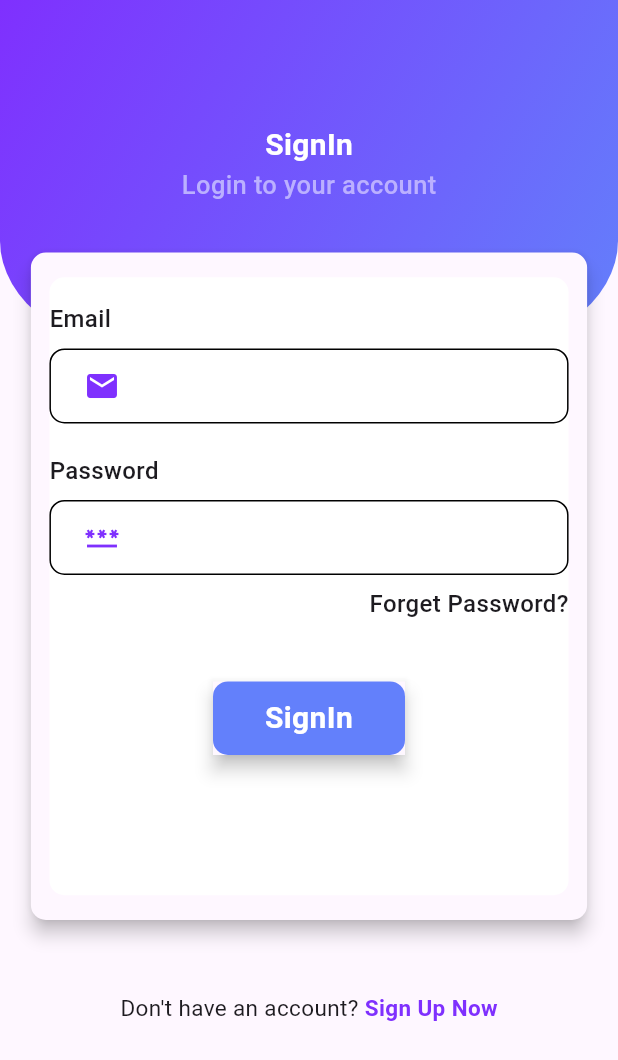
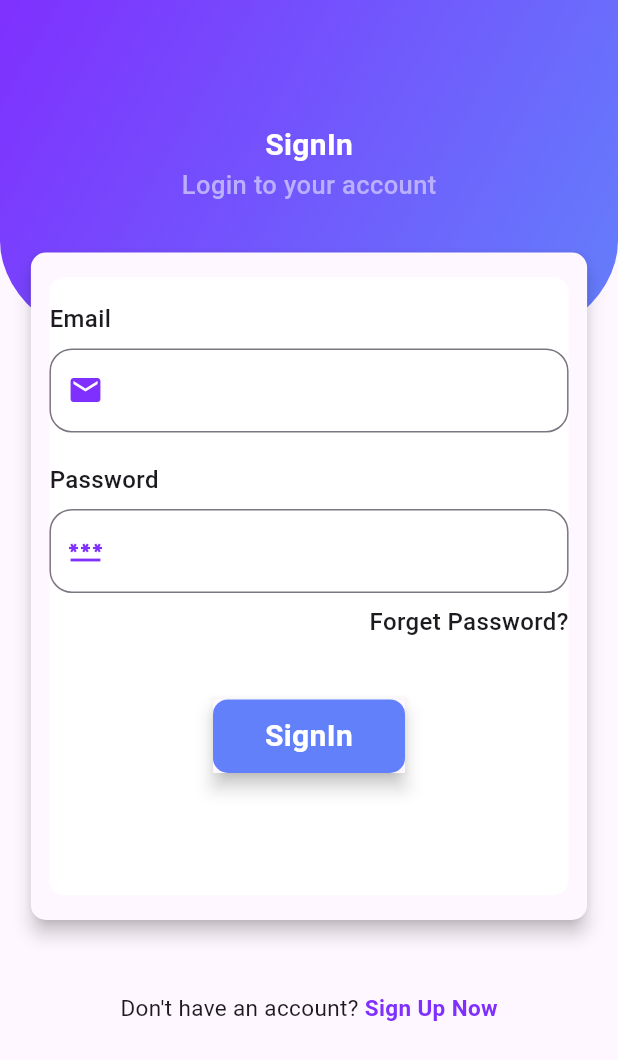
Before and after one commit to Ajaykumaryadav-Aj/chat_x, a Flutter app: the screen it shows after launch, on a phone screen of 412 x 824 dp. Shown: the top 1060 px of the screen. Run offline on Flutter 3.47's test engine with Material 3 defaults, Android fonts, the phone set to English and light mode, and no system bars; our stand-ins replace cloud_firestore, firebase_auth, firebase_core, random_string, shared_preferences; accounts and stored records are empty.

Commit message:
update ui

```diff
--- a/lib/main.dart
+++ b/lib/main.dart
@@ -1,8 +1,6 @@
 import 'package:chat_x/screens/home.dart';
-import 'package:chat_x/screens/sign_up.dart';
 import 'package:chat_x/screens/signin.dart';
 import 'package:chat_x/service/auth.dart';
-import 'package:chat_x/widgets/chatroomlist.dart';
 
 import 'package:firebase_core/firebase_core.dart';
 import 'package:flutter/material.dart';
--- a/lib/screens/signin.dart
+++ b/lib/screens/signin.dart
@@ -142,13 +142,7 @@ class _SigninScreenState extends State<SigninScreen> {
                                   ),
                                 ),
                                 const SizedBox(height: 8.0),
-                                Container(
-                                  padding: const EdgeInsets.only(left: 10),
-                                  decoration: BoxDecoration(
-                                    borderRadius: BorderRadius.circular(10),
-                                    border: Border.all(width: 1),
-                                  ),
-                                  child: TextFormField(
+                                TextFormField(
                                   controller: usermailController,
                                   validator: (value) {
                                     if (value == null || value.isEmpty) {
@@ -156,13 +150,14 @@ class _SigninScreenState extends State<SigninScreen> {
                                     }
                                     return null;
                                   },
-                                    decoration: const InputDecoration(
-                                        border: InputBorder.none,
+                                  decoration: InputDecoration(
+                                      border: OutlineInputBorder(
+                                        borderRadius: BorderRadius.circular(15),
+                                      ),
                                       prefixIcon: Icon(
                                         Icons.email,
                                         color: Color(0xFF7f30fe),
                                       )),
-                                  ),
                                 ),
                                 const SizedBox(height: 20),
                                 Column(
@@ -176,13 +171,7 @@ class _SigninScreenState extends State<SigninScreen> {
                                       ),
                                     ),
                                     const SizedBox(height: 8.0),
-                                    Container(
-                                      padding: const EdgeInsets.only(left: 10),
-                                      decoration: BoxDecoration(
-                                        borderRadius: BorderRadius.circular(10),
-                                        border: Border.all(width: 1),
-                                      ),
-                                      child: TextFormField(
+                                    TextFormField(
                                       controller: userPasswordController,
                                       validator: (value) {
                                         if (value == null || value.isEmpty) {
@@ -190,13 +179,14 @@ class _SigninScreenState extends State<SigninScreen> {
                                         }
                                         return null;
                                       },
-                                        decoration: const InputDecoration(
-                                            border: InputBorder.none,
+                                      decoration: InputDecoration(
+                                          border: OutlineInputBorder(
+                                              borderRadius:
+                                                  BorderRadius.circular(15)),
                                           prefixIcon: Icon(
                                             Icons.password,
                                             color: Color(0xFF7f30fe),
                                           )),
-                                      ),
                                     )
                                   ],
                                 ),
```
Lines whose indentation alone changed are shown as unchanged.
